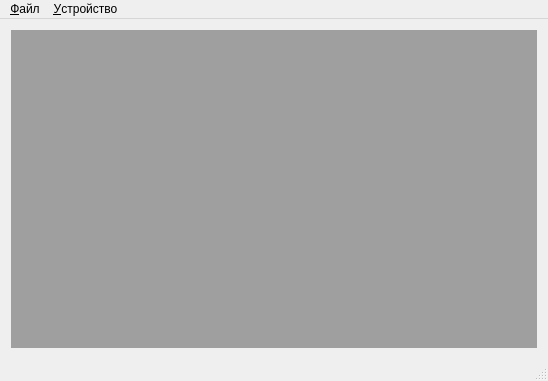
Before: the Qt Designer form mainview.ui in usazankov/AnalyzerBoardInformation, drawn with Qt 5.
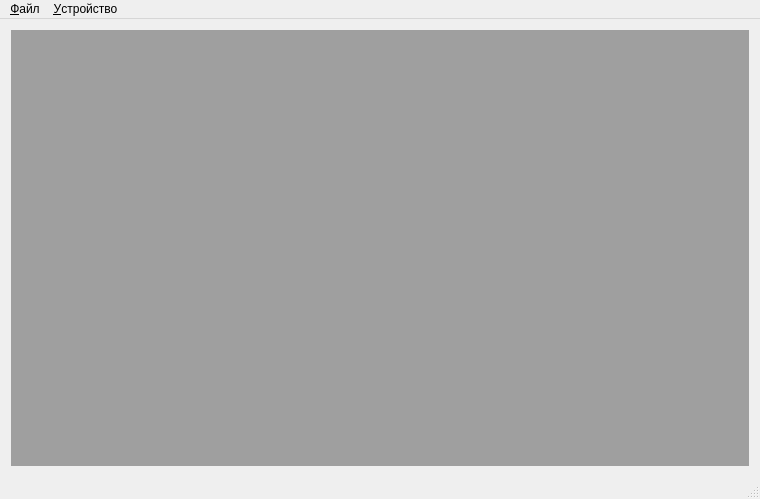
After: the same form once the commit is applied. Icons and pictures are not drawn.

Diff of the .ui file:
```diff
--- a/mainview.ui
+++ b/mainview.ui
@@ -6,8 +6,8 @@
    <rect>
     <x>0</x>
     <y>0</y>
-    <width>548</width>
-    <height>381</height>
+    <width>760</width>
+    <height>499</height>
    </rect>
   </property>
   <property name="windowTitle">
@@ -16,7 +16,14 @@
   <widget class="QWidget" name="centralWidget">
    <layout class="QVBoxLayout" name="verticalLayout">
     <item>
-     <widget class="QMdiArea" name="mdiArea"/>
+     <widget class="QMdiArea" name="mdiArea">
+      <property name="sizeAdjustPolicy">
+       <enum>QAbstractScrollArea::AdjustIgnored</enum>
+      </property>
+      <property name="viewMode">
+       <enum>QMdiArea::TabbedView</enum>
+      </property>
+     </widget>
     </item>
    </layout>
   </widget>
@@ -25,7 +32,7 @@
     <rect>
      <x>0</x>
      <y>0</y>
-     <width>548</width>
+     <width>760</width>
      <height>19</height>
     </rect>
    </property>
```
Left out of the diff: 8 changed lines with no effect on the pictures.
